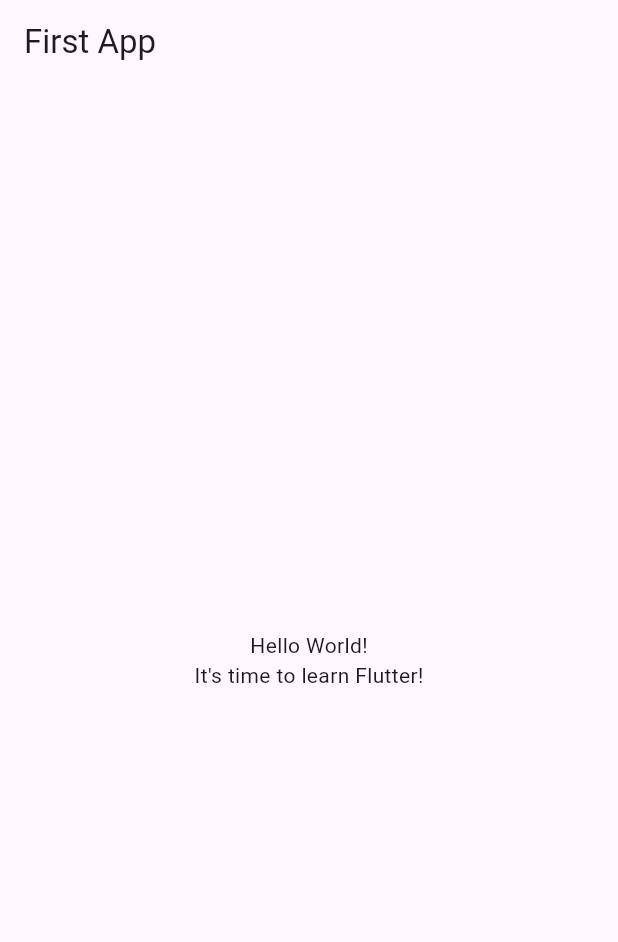
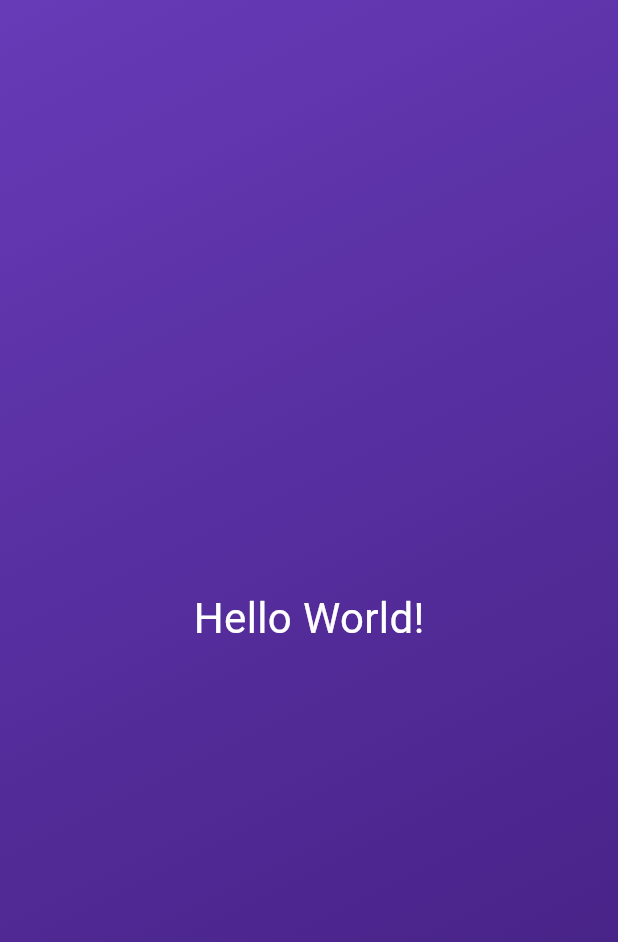
Before and after one commit to jpandolpho/flutterCourse-diceRoller, a Flutter app: the screen it shows after launch, on a phone screen of 412 x 824 dp. Shown: the top 942 px of the screen. Run offline on Flutter 3.47's test engine with Material 3 defaults, Android fonts, the phone set to English and light mode, and no system bars.

Commit message:
Finished section 2 until lesson 42. Many changes, but the main application has not been started yet. Only introductory topics have been covered so far.

```diff
--- /dev/null
+++ b/lib/gradient_container.dart
@@ -0,0 +1,28 @@
+import "package:flutter/material.dart";
+import 'package:dice_roller/styled_text.dart';
+
+const startAlignment = Alignment.topLeft;
+const endAlignment = Alignment.bottomRight;
+
+class GradientContainer extends StatelessWidget {
+  const GradientContainer({super.key});
+
+  @override
+  Widget build(context) {
+    return Container(
+      decoration: const BoxDecoration(
+        gradient: LinearGradient(
+          colors: [
+            Colors.deepPurple,
+            Color.fromARGB(255, 65, 30, 125),
+          ],
+          begin: startAlignment,
+          end: endAlignment,
+        ),
+      ),
+      child: const Center(
+        child: StyledText("Hello World!"),
+      ),
+    );
+  }
+}
--- a/lib/main.dart
+++ b/lib/main.dart
@@ -1,37 +1,12 @@
 import 'package:flutter/material.dart';
+import 'package:dice_roller/gradient_container.dart';
 
 void main() {
-  runApp(const MyApp());
+  runApp(
+    const MaterialApp(
+      home: Scaffold(
+        body: GradientContainer(),
+      ),
+    ),
+  );
 }
-
-class MyApp extends StatelessWidget {
-  const MyApp({super.key});
-
-  @override
-  Widget build(BuildContext context) {
-    return MaterialApp(
-      title: 'Flutter Demo',
-      theme: ThemeData(
-        primarySwatch: Colors.blue,
-      ),
-      home: Scaffold(
-        appBar: AppBar(
-          title: const Text('First App'),
-        ),
-        body: const Center(
-          child: Column(
-            mainAxisAlignment: MainAxisAlignment.center,
-            children: [
-              Text(
-                'Hello World!',
-              ),
-              Text(
-                'It\'s time to learn Flutter!',
-              ),
-            ],
-          ),
-        ),
-      ),
-    );
-  }
-}
--- /dev/null
+++ b/lib/styled_text.dart
@@ -0,0 +1,18 @@
+import 'package:flutter/material.dart';
+
+class StyledText extends StatelessWidget {
+  const StyledText(this.text, {super.key});
+
+  final String text;
+
+  @override
+  Widget build(context) {
+    return Text(
+      text,
+      style: const TextStyle(
+        color: Colors.white,
+        fontSize: 28,
+      ),
+    );
+  }
+}
```
